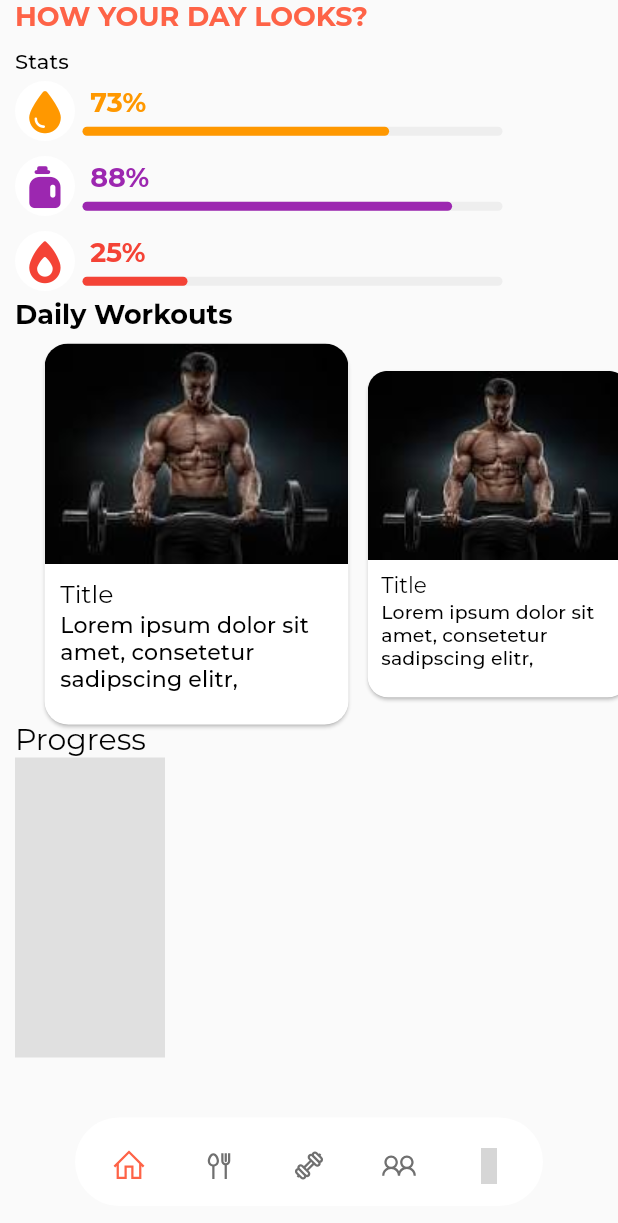
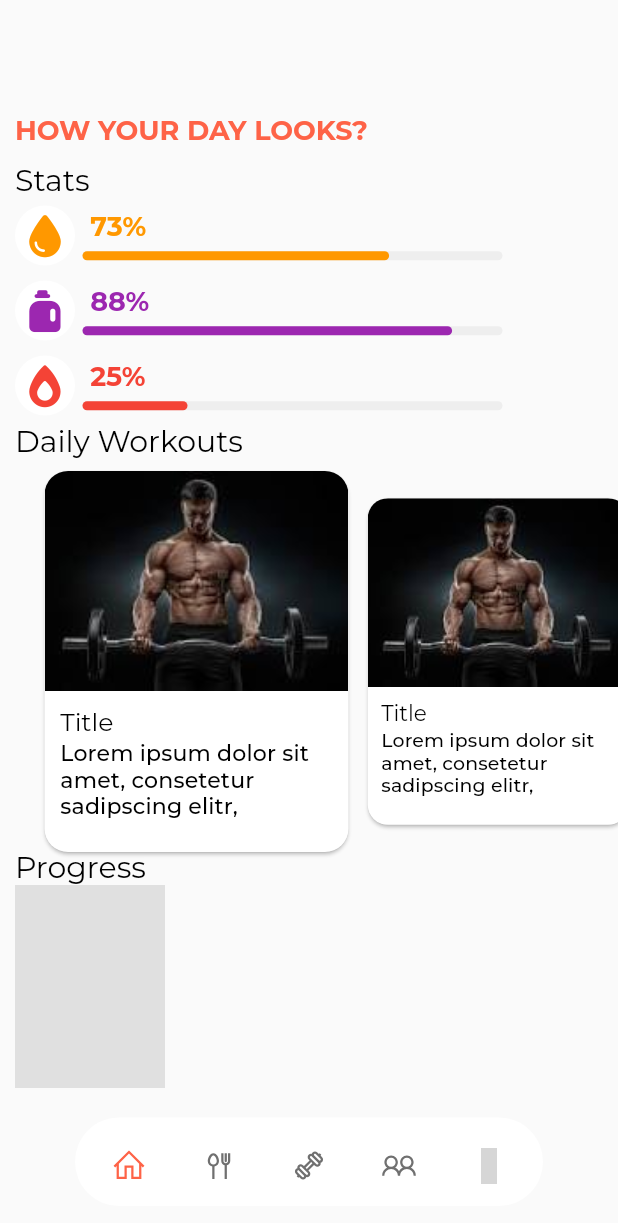
Before and after one commit to ColtonDevAcc/fitstack_app, a Flutter app: the Main_View screen opened by its route, on a phone screen of 412 x 824 dp. Shown: the top 1223 px of the screen. Run offline on Flutter 3.47's test engine with Material 2 defaults, Android fonts, the light colour scheme and no system bars; drawn by our look-alikes of dot_navigation_bar; our stand-ins replace auto_route, device_preview, flutter_svg, font_awesome_flutter, google_fonts, line_icons; grey boxes are pictures that could not be loaded.

Commit message:
Changes to Dashboard View

```diff
--- a/lib/features/dashboard/presentation/dashboard_view.dart
+++ b/lib/features/dashboard/presentation/dashboard_view.dart
@@ -18,8 +18,7 @@ class _DashBoard_ViewState extends State<DashBoard_View> {
 
   @override
   Widget build(BuildContext context) {
-    return SafeArea(
-      child: SingleChildScrollView(
+    return SingleChildScrollView(
       child: LayoutBuilder(
         builder: (BuildContext context, BoxConstraints constraints) {
           return Padding(
@@ -27,6 +26,9 @@ class _DashBoard_ViewState extends State<DashBoard_View> {
             child: Column(
               crossAxisAlignment: CrossAxisAlignment.start,
               children: [
+                SizedBox(
+                  height: AppBar().preferredSize.height + 20,
+                ),
                 Text(
                   "HOW YOUR DAY LOOKS?",
                   style: Theme.of(context).textTheme.headline3,
@@ -34,12 +36,12 @@ class _DashBoard_ViewState extends State<DashBoard_View> {
                 SizedBox(height: 10),
                 Text(
                   "Stats",
-                    style: Theme.of(context).textTheme.subtitle2,
+                  style: Theme.of(context).textTheme.bodyText2,
                 ),
                 Statistics_Dashboard(),
                 Text(
                   "Daily Workouts",
-                    style: TextStyle(fontWeight: FontWeight.bold, fontSize: 18),
+                  style: Theme.of(context).textTheme.bodyText2,
                 ),
                 SizedBox(height: 10),
                 SizedBox(
@@ -79,7 +81,6 @@ class _DashBoard_ViewState extends State<DashBoard_View> {
           );
         },
       ),
-      ),
     );
   }
 }
```
Lines whose indentation alone changed are shown as unchanged.
